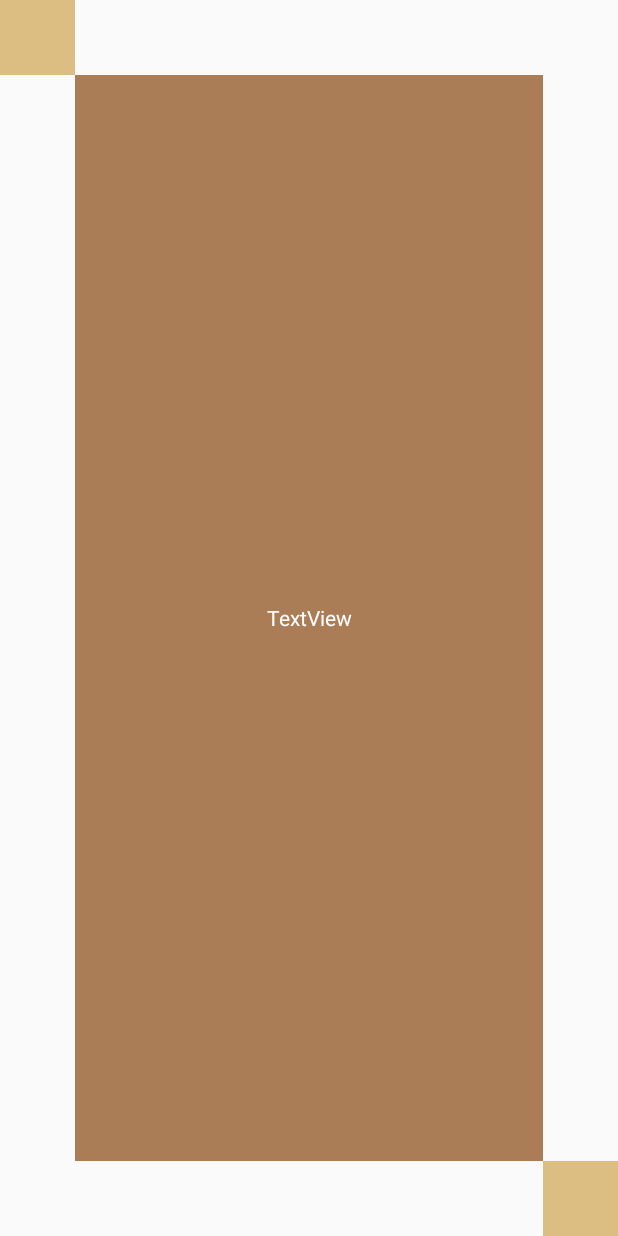
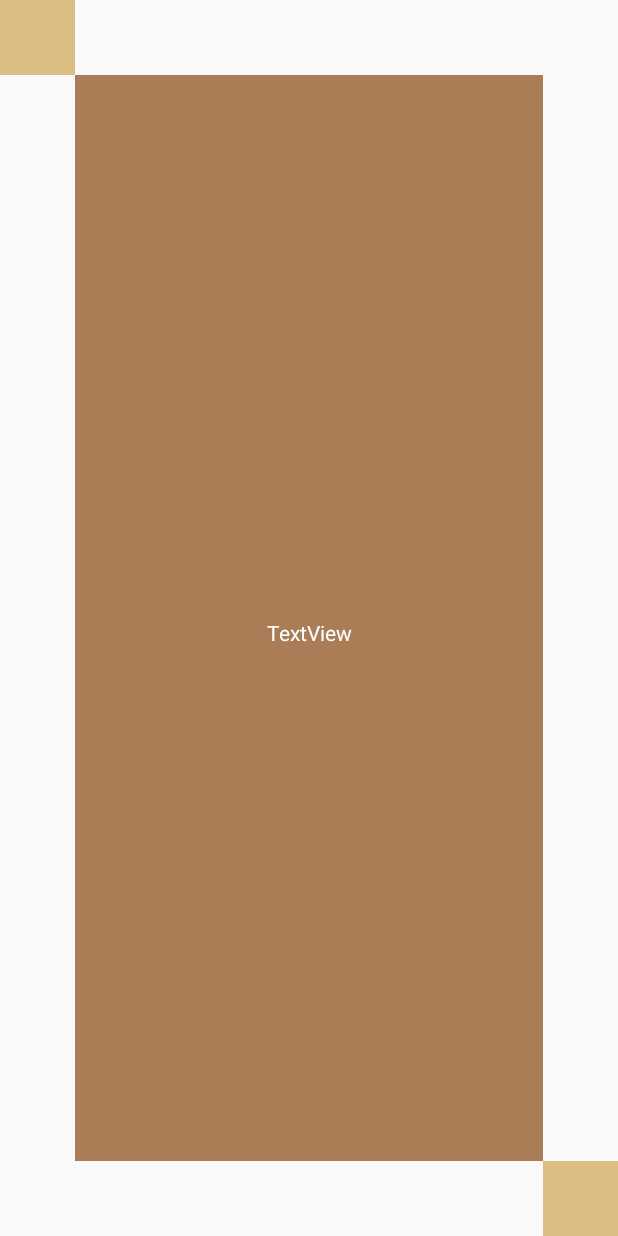
Before and after one commit to jim830928/ALLIED_interview_work, an Android app: the layout activity_item_page.xml on its own in the app's theme, with its tools: preview values and no code run, on a phone screen of 412 x 824 dp. Run offline under Robolectric (Android 15) with nearby library versions, the phone set to English and light mode, and no system bars.

Commit message:
Fixed two views split each space equally in LinearLayout

```diff
--- a/app/src/main/res/layout/activity_item_page.xml
+++ b/app/src/main/res/layout/activity_item_page.xml
@@ -35,13 +35,13 @@
 
         <Space
             android:layout_width="match_parent"
-            android:layout_height="wrap_content"
+            android:layout_height="0dp"
             android:layout_weight="1"/>
 
         <TextView
             android:id="@+id/item_content_display"
             android:layout_width="match_parent"
-            android:layout_height="wrap_content"
+            android:layout_height="0dp"
             android:layout_weight="1"
             android:text="TextView"
             android:textAlignment="center"
```
